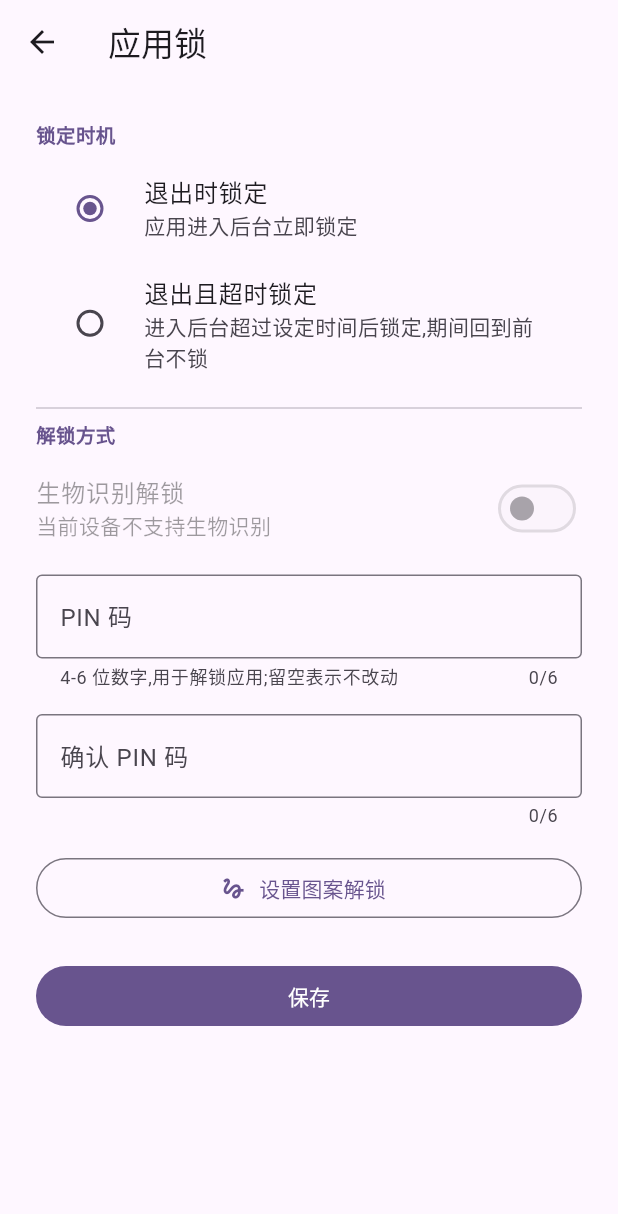
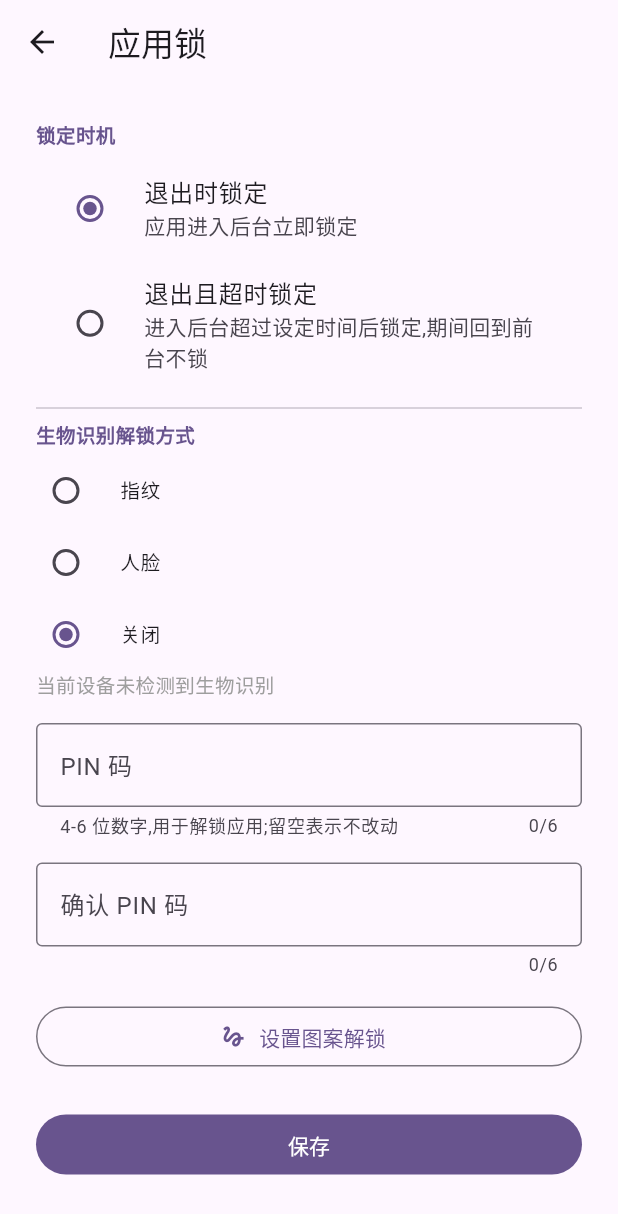
Before and after one commit to muxinxy/bequest, a Flutter app: the AppLockSetupPage screen opened directly, on a phone screen of 412 x 824 dp. Shown: the top 1214 px of the screen. Run offline on Flutter 3.47's test engine with Material 3 defaults, Android fonts, the phone set to English and light mode, and no system bars; our stand-ins replace flutter_secure_storage, local_auth, package_info_plus, share_plus; missing offline and left inert: argon2, file_selector, pointycastle; accounts and stored records are empty.

Commit message:
feat: biometric unlock type selection (fingerprint/face/off) with device support detection + legacy config migration

```diff
--- a/app/lib/pages/app_lock_setup_page.dart
+++ b/app/lib/pages/app_lock_setup_page.dart
@@ -25,8 +25,9 @@ class _AppLockSetupPageState extends State<AppLockSetupPage> {
   final _timeoutController = TextEditingController();
 
   String _timing = 'exit';
-  bool _biometric = false;
-  bool _biometricSupported = true;
+  /// 生物识别解锁方式:''(关闭) | 'fingerprint'(指纹) | 'face'(人脸)。
+  String _biometricType = '';
+  List<BiometricType> _availableBiometrics = [];
   bool _hasPin = false;
   bool _hasPattern = false;
   List<int>? _newPattern;
@@ -49,24 +50,25 @@ class _AppLockSetupPageState extends State<AppLockSetupPage> {
 
   Future<void> _load() async {
     try {
-      final biometric = await _store.readLockBiometric();
+      final biometricType = await _store.readLockBiometricType();
       final timing = await _store.readLockTiming();
       final timeout = await _store.readLockTimeoutMinutes();
       final hasPin = (await _store.readPinHash()) != null;
       final hasPattern = (await _store.readPatternHash()) != null;
-      // 设备无生物识别能力时置灰开关并提示原因。
-      var supported = true;
+      // 查询设备实际注册的生物识别,用于支持提示与不匹配警告。
+      var available = <BiometricType>[];
       try {
         final auth = LocalAuthentication();
-        supported =
-            await auth.isDeviceSupported() && await auth.canCheckBiometrics;
+        if (await auth.isDeviceSupported() && await auth.canCheckBiometrics) {
+          available = await auth.getAvailableBiometrics();
+        }
       } catch (_) {
-        supported = false;
+        available = [];
       }
       if (mounted) {
         setState(() {
-          _biometric = biometric;
-          _biometricSupported = supported;
+          _biometricType = biometricType;
+          _availableBiometrics = available;
           _timing = timing;
           _hasPin = hasPin;
           _hasPattern = hasPattern;
@@ -76,6 +78,31 @@ class _AppLockSetupPageState extends State<AppLockSetupPage> {
     } catch (_) {
       // 读取失败按默认处理。
     }
+  }
+
+  /// 所选方式是否落在设备可用类别上;未知类别(空数组)按不支持处理。
+  bool _typeSupported(String type) {
+    if (type.isEmpty) return true;
+    if (type == 'fingerprint') {
+      return _availableBiometrics.any(
+        (b) => b == BiometricType.fingerprint || b == BiometricType.strong,
+      );
+    }
+    return _availableBiometrics.any(
+      (b) => b == BiometricType.face || b == BiometricType.iris,
+    );
+  }
+
+  /// 设备可用类别的中文描述;iris 归入人脸类。
+  String _supportText() {
+    if (_availableBiometrics.isEmpty) return '当前设备未检测到生物识别';
+    final labels = _availableBiometrics.map((b) => switch (b) {
+      BiometricType.fingerprint => '指纹',
+      BiometricType.face || BiometricType.iris => '人脸',
+      BiometricType.strong => '指纹(强)',
+      BiometricType.weak => '弱生物识别',
+    }).toSet();
+    return '当前设备支持: ${labels.join(' / ')}';
   }
 
   /// 设置/重设图案:两次绘制一致才写入(此时只存内存,点保存落盘)。
@@ -118,7 +145,7 @@ class _AppLockSetupPageState extends State<AppLockSetupPage> {
     }
     final patternSet = (_hasPattern && !_clearPattern) || _newPattern != null;
     final pinSet = _hasPin || _pinController.text.isNotEmpty;
-    if (!_biometric && !patternSet && !pinSet) {
+    if (_biometricType.isEmpty && !patternSet && !pinSet) {
       _snack('请至少设置一种解锁方式(PIN 或图案)');
       return;
     }
@@ -137,7 +164,7 @@ class _AppLockSetupPageState extends State<AppLockSetupPage> {
       }
       if (_clearPattern) await _store.clearPattern();
       await _store.setLockEnabled(true);
-      await _store.setLockBiometric(_biometric);
+      await _store.setLockBiometricType(_biometricType);
       await _store.setLockTiming(_timing);
       await _store.setLockTimeoutMinutes(timeout ?? 5);
       if (!mounted) return;
@@ -213,18 +240,54 @@ class _AppLockSetupPageState extends State<AppLockSetupPage> {
               ],
               const SizedBox(height: 8),
               const Divider(),
-              _sectionTitle('解锁方式'),
-              SwitchListTile(
-                contentPadding: EdgeInsets.zero,
-                title: const Text('生物识别解锁'),
-                subtitle: Text(
-                  _biometricSupported ? '支持指纹或面容解锁' : '当前设备不支持生物识别',
+              _sectionTitle('生物识别解锁方式'),
+              RadioGroup<String>(
+                groupValue: _biometricType,
+                onChanged: (value) =>
+                    setState(() => _biometricType = value ?? ''),
+                child: const Column(
+                  children: [
+                    RadioListTile<String>(
+                      value: 'fingerprint',
+                      title: Text('指纹'),
+                      dense: true,
+                      contentPadding: EdgeInsets.zero,
+                    ),
+                    RadioListTile<String>(
+                      value: 'face',
+                      title: Text('人脸'),
+                      dense: true,
+                      contentPadding: EdgeInsets.zero,
+                    ),
+                    RadioListTile<String>(
+                      value: '',
+                      title: Text('关闭'),
+                      dense: true,
+                      contentPadding: EdgeInsets.zero,
+                    ),
+                  ],
                 ),
-                value: _biometric,
-                onChanged: _biometricSupported
-                    ? (value) => setState(() => _biometric = value)
-                    : null,
               ),
+              Padding(
+                padding: const EdgeInsets.only(bottom: 8),
+                child: Text(
+                  _supportText(),
+                  style: const TextStyle(fontSize: 13, color: Colors.grey),
+                ),
+              ),
+              // 平台限制:Android BiometricPrompt 无法强制仅指纹或仅人脸,
+              // 系统弹窗展示全部已注册生物识别。此处仅提示用户偏好可能不可用。
+              if (_biometricType.isNotEmpty && !_typeSupported(_biometricType))
+                Padding(
+                  padding: const EdgeInsets.only(bottom: 8),
+                  child: Text(
+                    '当前设备不支持所选方式,可能无法解锁',
+                    style: TextStyle(
+                      fontSize: 13,
+                      color: Theme.of(context).colorScheme.error,
+                    ),
+                  ),
+                ),
               const SizedBox(height: 8),
               TextFormField(
                 controller: _pinController,
```
Also changed, not shown: app/lib/pages/app_lock_screen.dart (+37 -12 lines), app/lib/storage/secure_store.dart (+23 -2 lines), 1 other file.
